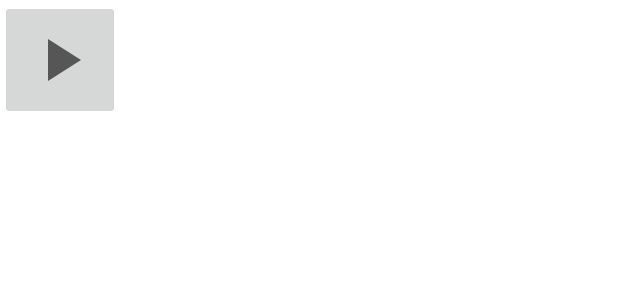
After one commit to OhYunTaek123/coversong, an Android app: the layout item_audio.xml on its own in the app's theme, with its tools: preview values and no code run, on a phone screen of 412 x 824 dp. The commit adds this screen. Shown: the top 300 px of the screen. Run offline under Robolectric (Android 15) with nearby library versions, the phone set to English and light mode, and no system bars.

Commit message:
04.23(1)

```diff
--- a/app/src/main/AndroidManifest.xml
+++ b/app/src/main/AndroidManifest.xml
@@ -2,6 +2,7 @@
 <manifest xmlns:android="http://schemas.android.com/apk/res/android">
 
     <uses-permission android:name="android.permission.INTERNET" />
+    <uses-permission android:name="android.permission.RECORD_AUDIO" />
 
     <application
         android:allowBackup="true"
--- a/app/src/main/java/com/example/coversong/fragment/BoardMic.java
+++ b/app/src/main/java/com/example/coversong/fragment/BoardMic.java
@@ -1,5 +1,6 @@
 package com.example.coversong.fragment;
 
+import android.media.MediaRecorder;
 import android.os.Bundle;
 import android.view.LayoutInflater;
 import android.view.View;
@@ -22,4 +23,5 @@ public class BoardMic extends Fragment {
 
         return inflater.inflate(R.layout.fragment_board_mic, container, false);
     }
+
 }
--- a/app/src/main/java/com/example/coversong/retrofit/User.kt
+++ /dev/null
@@ -1,6 +0,0 @@
-package com.example.coversong.retrofit
-
-data class music (
-    var id: String? = null,
-    var filepath: String? = null
-)
--- /dev/null
+++ b/app/src/main/res/layout/item_audio.xml
@@ -0,0 +1,25 @@
+<?xml version="1.0" encoding="utf-8"?>
+<LinearLayout xmlns:android="http://schemas.android.com/apk/res/android"
+    xmlns:tools="http://schemas.android.com/tools"
+    android:layout_width="match_parent"
+    android:layout_height="80dp"
+    xmlns:app="http://schemas.android.com/apk/res-auto"
+    android:gravity="center_vertical"
+    android:layout_marginBottom="10dp"
+    >
+
+    <ImageButton
+        android:id="@+id/playBtn_itemAudio"
+        android:layout_width="wrap_content"
+        android:layout_height="wrap_content"
+        android:padding="16dp"
+        android:src="@drawable/ic_baseline_play_arrow_24" />
+
+    <TextView
+        android:id="@+id/audioTitle_itemAudio"
+        android:layout_width="match_parent"
+        android:layout_height="wrap_content"
+        android:textSize="20sp"
+        />
+
+</LinearLayout>
--- a/build.gradle
+++ b/build.gradle
@@ -6,7 +6,7 @@ buildscript {
     }
     dependencies {
         classpath 'com.android.tools.build:gradle:7.1.3'
-
+        classpath 'com.google.gms:google-services:4.3.15'
         // NOTE: Do not place your application dependencies here; they belong
         // in the individual module build.gradle files
     }
```
Also changed, not shown: app/build.gradle (+7 -0 lines), app/src/main/java/com/example/coversong/audio/AudioAdapter.java (added, +116 -0 lines), app/src/main/java/com/example/coversong/retrofit/MusicInterface.kt (deleted, +0 -11 lines), app/src/main/res/layout/fragment_board_mic.xml (+33 -28 lines), 1 other file.
